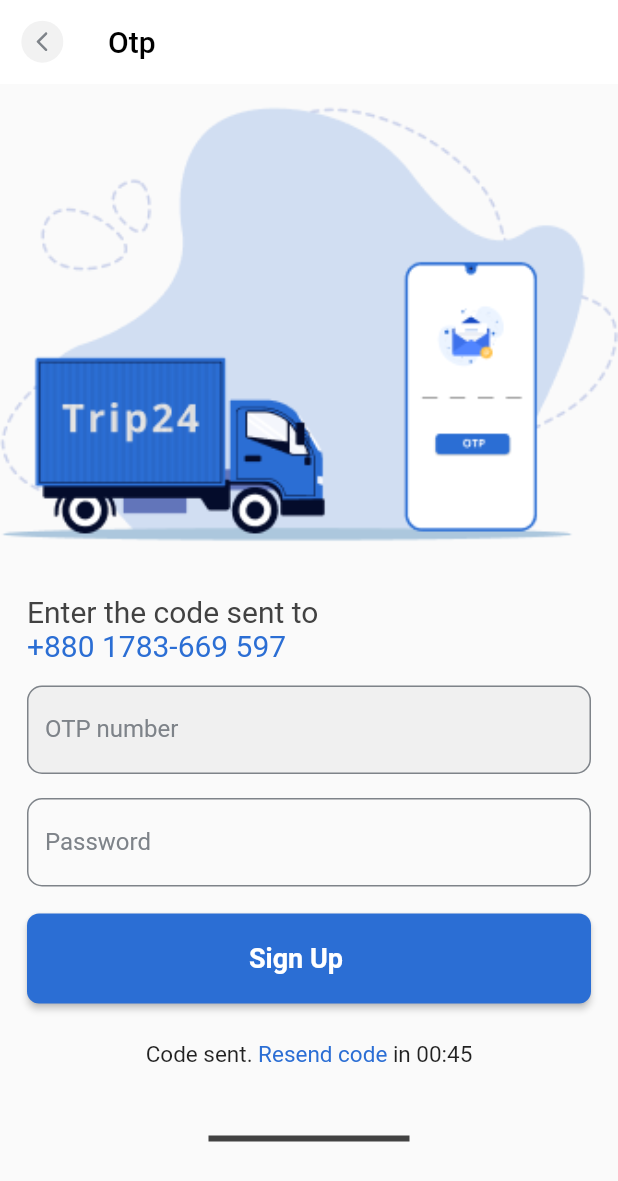
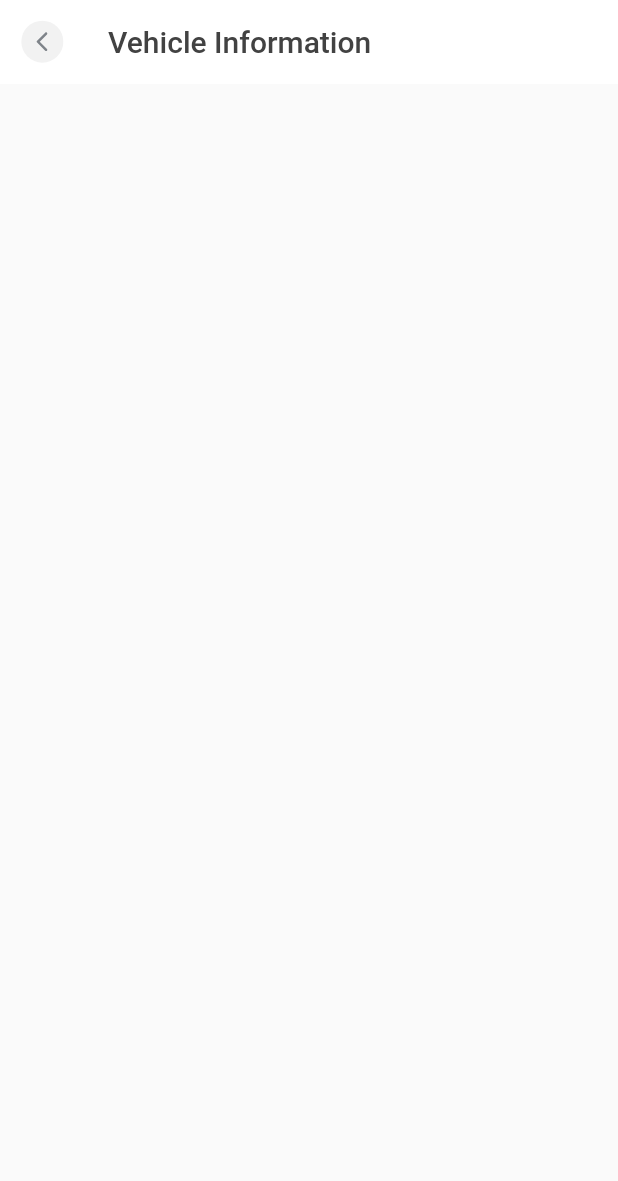
Before and after one commit to Mdasker/Driver_App, a Flutter app: the SignupPage screen opened directly, after a tap on "Sign Up", on a phone screen of 412 x 824 dp. Shown: the top 1181 px of the screen. Run offline on Flutter 3.47's test engine with Material 2 defaults, Android fonts, the phone set to English and light mode, and no system bars; our stand-ins replace flutter_svg.

Commit message:
Vehicle Information Page

```diff
--- a/lib/signup_page.dart
+++ b/lib/signup_page.dart
@@ -1,3 +1,4 @@
+import 'package:driver_app/vehiclereg_page.dart';
 import 'package:flutter/material.dart';
 import 'package:flutter_svg/svg.dart';
 
@@ -9,6 +10,18 @@ class SignupPage extends StatefulWidget {
 }
 
 class _SignupPageState extends State<SignupPage> {
+
+  final TextEditingController _otpController = TextEditingController();
+  final TextEditingController _passwordController = TextEditingController();
+
+  @override
+  void dispose() {
+    _otpController.dispose();
+    _passwordController.dispose();
+    super.dispose();
+  }
+
+
   @override
   Widget build(BuildContext context) {
     return Scaffold(
@@ -26,7 +39,7 @@ class _SignupPageState extends State<SignupPage> {
         title: Text("Otp",
         style: TextStyle(
           fontSize: 20,
-          color: Colors.black,
+          color: Color(0xFF424242),
            ),
         ),
       ),
@@ -71,7 +84,7 @@ class _SignupPageState extends State<SignupPage> {
                         const SizedBox(height: 15),
                         TextFormField(
                           style: TextStyle(color: Colors.black),
-                          // controller: _nameController,
+                          controller: _otpController,
                           decoration: InputDecoration(
                             labelText: 'OTP number',
                             labelStyle: TextStyle(color: Color(0xFF7E8389)),
@@ -92,7 +105,7 @@ class _SignupPageState extends State<SignupPage> {
                         TextFormField(
                           obscureText: true,
                           style: TextStyle(color: Colors.black),
-                          // controller: _passwordController,
+                          controller: _passwordController,
                           decoration: InputDecoration(
                             labelText: 'Password',
                             labelStyle: TextStyle(color: Color(0xFF7E8389)),
@@ -112,7 +125,7 @@ class _SignupPageState extends State<SignupPage> {
                           minWidth: double.infinity,
                           height: 60,
                           onPressed: () {
-                            // Navigator.push(context, MaterialPageRoute(builder: (context)=> LoginPage()));
+                            Navigator.push(context, MaterialPageRoute(builder: (context)=> VehicleRegistration()));
                           },
                           color: Color(0xff2b6ed4),
                           shape: RoundedRectangleBorder(
--- /dev/null
+++ b/lib/vehiclereg_page.dart
@@ -0,0 +1,35 @@
+import 'package:flutter/material.dart';
+import 'package:flutter_svg/svg.dart';
+
+class VehicleRegistration extends StatefulWidget {
+  const VehicleRegistration({Key? key}) : super(key: key);
+
+  @override
+  State<VehicleRegistration> createState() => _VehicleRegistrationState();
+}
+
+class _VehicleRegistrationState extends State<VehicleRegistration> {
+  @override
+  Widget build(BuildContext context) {
+    return Scaffold(
+      appBar: AppBar(
+        backgroundColor: Color(0xFFFFFFFF),
+        elevation: 0,
+        leading: IconButton(
+          onPressed: () {
+            Navigator.of(context).pop();
+          },
+          icon: SvgPicture.asset(
+            "assets/icons/back_arrow_icon.svg",
+          ),
+        ),
+        title: Text("Vehicle Information",
+          style: TextStyle(
+            fontSize: 20,
+            color: Color(0xFF424242),
+          ),
+        ),
+      ),
+    );
+  }
+}
```
